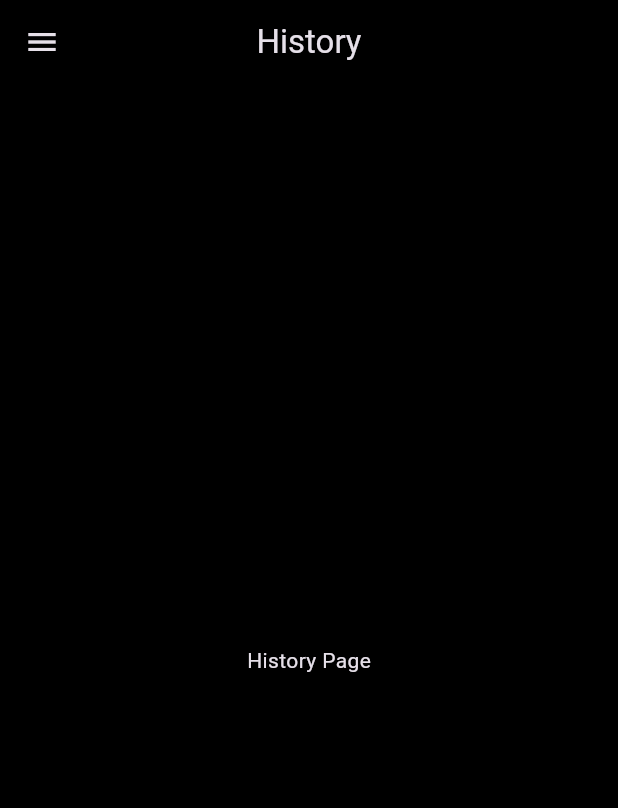
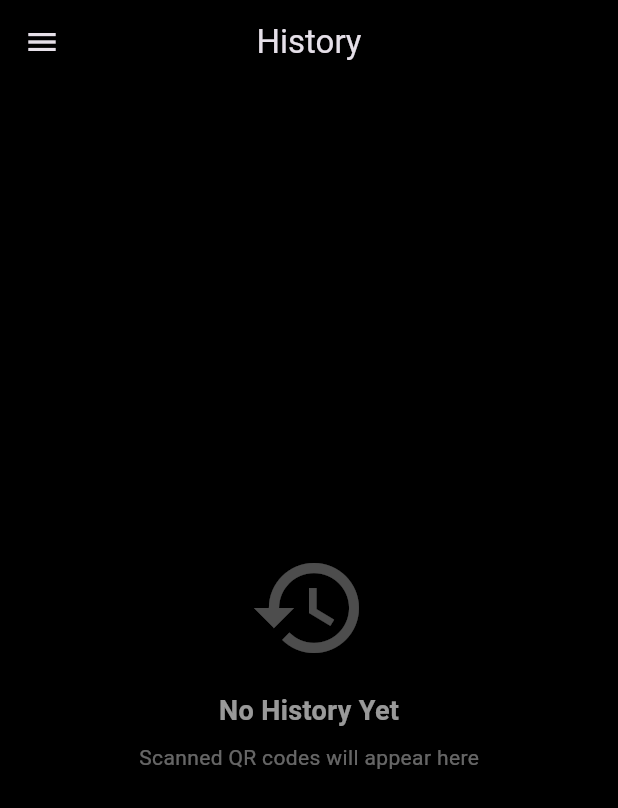
Before and after one commit to tomzitAhamad/qr_scanner, a Flutter app: the HistoryPage screen opened by its route, on a phone screen of 412 x 824 dp. Shown: the top 808 px of the screen. Run offline on Flutter 3.47's test engine with Material 3 defaults, Android fonts, the light colour scheme and no system bars; our stand-ins replace image_picker; missing offline and left inert: mobile_scanner.

Commit message:
added history section

```diff
--- a/lib/core/constants/app_strings.dart
+++ b/lib/core/constants/app_strings.dart
@@ -8,4 +8,9 @@ class AppStrings {
   static const String shareString = "Share";
   static const String ourAppsString = "Our Apps";
   static const String removeAdsString = "Remove Ads";
+  static const String clearHistoryTitle = "Clear History";
+  static const String clearHistoryMessage =
+      "Are you sure you want to clear all history?";
+  static const String clearHistoryCancel = "Cancel";
+  static const String clearHistoryConfirm = "Clear";
 }
--- /dev/null
+++ b/lib/core/models/history_item.dart
@@ -0,0 +1,11 @@
+class HistoryItem {
+  final String data;
+  final DateTime scanTime;
+  final String scanType;
+
+  HistoryItem({
+    required this.data,
+    required this.scanTime,
+    required this.scanType,
+  });
+}
--- a/lib/features/history/presentation/pages/history_page.dart
+++ b/lib/features/history/presentation/pages/history_page.dart
@@ -1,9 +1,66 @@
 import 'package:flutter/material.dart';
+import 'package:provider/provider.dart';
 import 'package:qr_code_scanner/core/constants/app_strings.dart';
+import 'package:qr_code_scanner/core/providers/history_provider.dart';
 import '../../../../core/widgets/app_drawer.dart';
+import '../widgets/empty_history_view.dart';
+import '../widgets/history_item_card.dart';
 
 class HistoryPage extends StatelessWidget {
   const HistoryPage({super.key});
+
+  void _showClearConfirmation(BuildContext context) {
+    showDialog(
+      context: context,
+      builder: (ctx) => AlertDialog(
+        backgroundColor: const Color(0xFF1E1E1E),
+        shape: RoundedRectangleBorder(borderRadius: BorderRadius.circular(16)),
+        title: const Row(
+          children: [
+            Icon(Icons.delete_sweep, color: Colors.redAccent, size: 24),
+            SizedBox(width: 10),
+            Text(
+              AppStrings.clearHistoryTitle,
+              style: TextStyle(
+                color: Colors.white,
+                fontSize: 18,
+                fontWeight: FontWeight.bold,
+              ),
+            ),
+          ],
+        ),
+        content: const Text(
+          AppStrings.clearHistoryMessage,
+          style: TextStyle(color: Colors.white70, fontSize: 14),
+        ),
+        actions: [
+          TextButton(
+            onPressed: () => Navigator.of(ctx).pop(),
+            child: const Text(
+              "Cancel",
+              style: TextStyle(color: Colors.white54),
+            ),
+          ),
+          ElevatedButton(
+            style: ElevatedButton.styleFrom(
+              backgroundColor: Colors.redAccent,
+              shape: RoundedRectangleBorder(
+                borderRadius: BorderRadius.circular(8),
+              ),
+            ),
+            onPressed: () {
+              context.read<HistoryProvider>().clearHistory();
+              Navigator.of(ctx).pop();
+            },
+            child: const Text(
+              AppStrings.clearHistoryConfirm,
+              style: TextStyle(color: Colors.white),
+            ),
+          ),
+        ],
+      ),
+    );
+  }
 
   @override
   Widget build(BuildContext context) {
@@ -11,9 +68,46 @@ class HistoryPage extends StatelessWidget {
       appBar: AppBar(
         title: const Text(AppStrings.historyString),
         centerTitle: true,
+        actions: [
+          Consumer<HistoryProvider>(
+            builder: (context, provider, child) {
+              if (provider.items.isEmpty) return const SizedBox();
+              return IconButton(
+                icon: const Icon(
+                  Icons.delete_sweep_outlined,
+                  color: Colors.redAccent,
+                ),
+                tooltip: AppStrings.clearHistoryCancel,
+                onPressed: () => _showClearConfirmation(context),
+              );
+            },
+          ),
+        ],
       ),
       drawer: const AppDrawer(),
-      body: const Center(child: Text("History Page")),
+      body: Consumer<HistoryProvider>(
+        builder: (context, historyProvider, child) {
+          final items = historyProvider.items;
+
+          if (items.isEmpty) {
+            return const EmptyHistoryView();
+          }
+
+          return ListView.builder(
+            itemCount: items.length,
+            padding: const EdgeInsets.only(bottom: 24),
+            itemBuilder: (context, index) {
+              final item = items[index];
+              return HistoryItemCard(
+                item: item,
+                onDelete: () {
+                  historyProvider.removeHistoryItem(index);
+                },
+              );
+            },
+          );
+        },
+      ),
     );
   }
 }
--- /dev/null
+++ b/lib/features/history/presentation/widgets/empty_history_view.dart
@@ -0,0 +1,38 @@
+import 'package:flutter/material.dart';
+
+class EmptyHistoryView extends StatelessWidget {
+  const EmptyHistoryView({super.key});
+
+  @override
+  Widget build(BuildContext context) {
+    return Center(
+      child: Column(
+        mainAxisAlignment: MainAxisAlignment.center,
+        children: [
+          Icon(
+            Icons.history,
+            size: 80,
+            color: Colors.white.withOpacity(0.3),
+          ),
+          const SizedBox(height: 16),
+          Text(
+            "No History Yet",
+            style: TextStyle(
+              fontSize: 18,
+              fontWeight: FontWeight.bold,
+              color: Colors.white.withOpacity(0.6),
+            ),
+          ),
+          const SizedBox(height: 8),
+          Text(
+            "Scanned QR codes will appear here",
+            style: TextStyle(
+              fontSize: 14,
+              color: Colors.white.withOpacity(0.4),
+            ),
+          ),
+        ],
+      ),
+    );
+  }
+}
--- a/lib/features/scanner/presentation/widgets/scanner_overlay.dart
+++ b/lib/features/scanner/presentation/widgets/scanner_overlay.dart
@@ -1,4 +1,5 @@
 import 'package:flutter/material.dart';
+import 'package:qr_code_scanner/core/constants/app_colors.dart';
 
 class ScannerOutline extends StatelessWidget {
   const ScannerOutline({super.key});
--- a/lib/main.dart
+++ b/lib/main.dart
@@ -4,6 +4,7 @@ import 'package:provider/provider.dart';
 import 'package:qr_code_scanner/app/app.dart';
 import 'package:qr_code_scanner/core/providers/navigation_provider.dart';
 import 'package:qr_code_scanner/core/providers/scanner_provider.dart';
+import 'package:qr_code_scanner/core/providers/history_provider.dart';
 
 void main() {
   runApp(
@@ -11,6 +12,7 @@ void main() {
       providers: [
         ChangeNotifierProvider(create: (_) => NavigationProvider()),
         ChangeNotifierProvider(create: (_) => ScannerProvider()),
+        ChangeNotifierProvider(create: (_) => HistoryProvider()),
       ],
       child: const QrScannerApp(),
     ),
```
Also changed, not shown: lib/core/providers/history_provider.dart (added, +34 -0 lines), lib/core/providers/scanner_provider.dart (+28 -1 lines), lib/features/history/presentation/widgets/history_item_card.dart (added, +156 -0 lines), lib/features/scanner/presentation/widgets/qr_camera_view.dart (+10 -2 lines).
